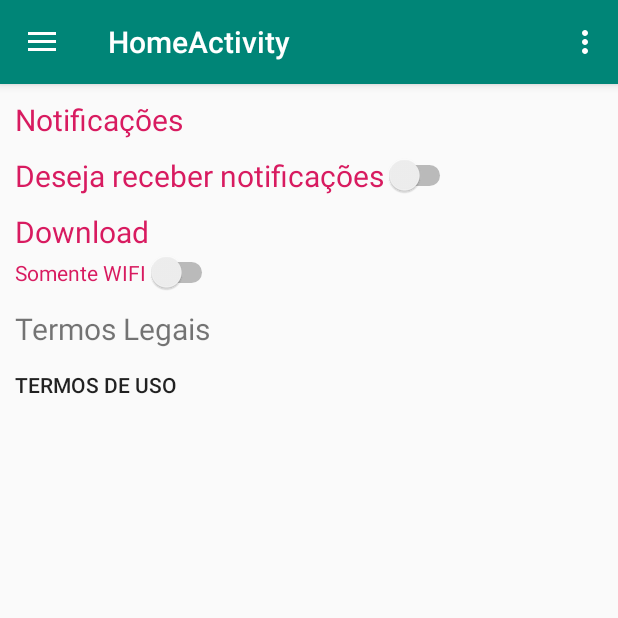
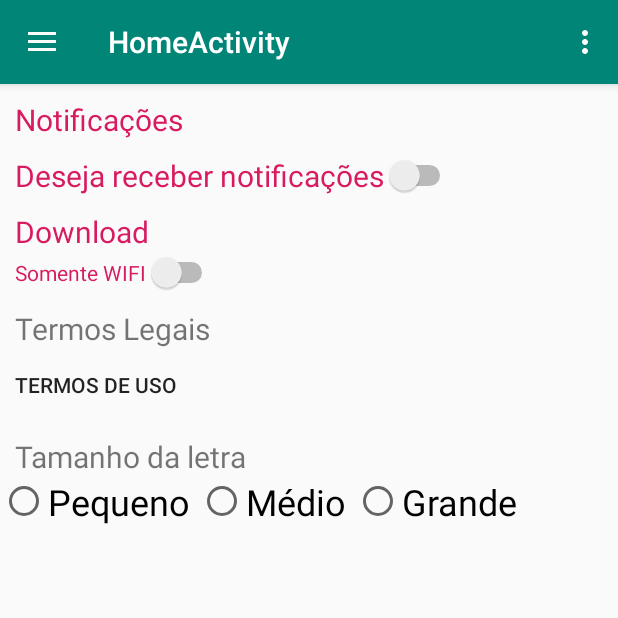
Before and after one commit to Caina-Bonfiglioli/4Read-android, an Android app: the fragment SettingsFragment placed in its activity, on a phone screen of 412 x 824 dp, the top half of it. Run offline under Robolectric (Android 15) with nearby library versions, the phone set to English and light mode, and no system bars.

Commit message:
add RadionButton no fragment settings

```diff
--- a/app/src/main/res/layout/fragment_settings.xml
+++ b/app/src/main/res/layout/fragment_settings.xml
@@ -54,5 +54,43 @@
         android:layout_width="wrap_content"
         android:layout_height="wrap_content" />
 
+    <TextView
+        android:textSize="20dp"
+        android:text="Tamanho da letra"
+        android:layout_marginLeft="10dp"
+        android:layout_marginTop="10dp"
+        android:layout_width="wrap_content"
+        android:layout_height="wrap_content" />
+
+    <RadioGroup
+        android:id="@+id/rdgSize"
+        android:orientation="horizontal"
+        android:layout_width="match_parent"
+        android:layout_height="wrap_content">
+
+        <RadioButton
+            android:id="@+id/rdbSmall"
+            android:text="@string/rdb_small_letter"
+            android:textSize="24dp"
+            android:layout_marginRight="5dp"
+            android:layout_width="wrap_content"
+            android:layout_height="wrap_content" />
+
+        <RadioButton
+            android:id="@+id/rdbMiddle"
+            android:text="@string/rdb_middle_letter"
+            android:textSize="24dp"
+            android:layout_marginRight="5dp"
+            android:layout_width="wrap_content"
+            android:layout_height="wrap_content" />
+
+        <RadioButton
+            android:id="@+id/rdbBig"
+            android:text="@string/rdb_big_letter"
+            android:textSize="24dp"
+            android:layout_width="wrap_content"
+            android:layout_height="wrap_content" />
+    </RadioGroup>
+
 
 </LinearLayout>
--- a/app/src/main/res/values/strings.xml
+++ b/app/src/main/res/values/strings.xml
@@ -23,6 +23,12 @@
     <string name="btn_menu_profile">Perfil</string>
     <string name="btn_menu_settings">Configurações</string>
     <string name="btn_menu_about">Sobre</string>
+
+
+    <!--Settings-->
+    <string name="rdb_small_letter">Pequeno</string>
+    <string name="rdb_middle_letter">Médio</string>
+    <string name="rdb_big_letter">Grande</string>
 
 
 
```
Also changed, not shown: 1 other file.
